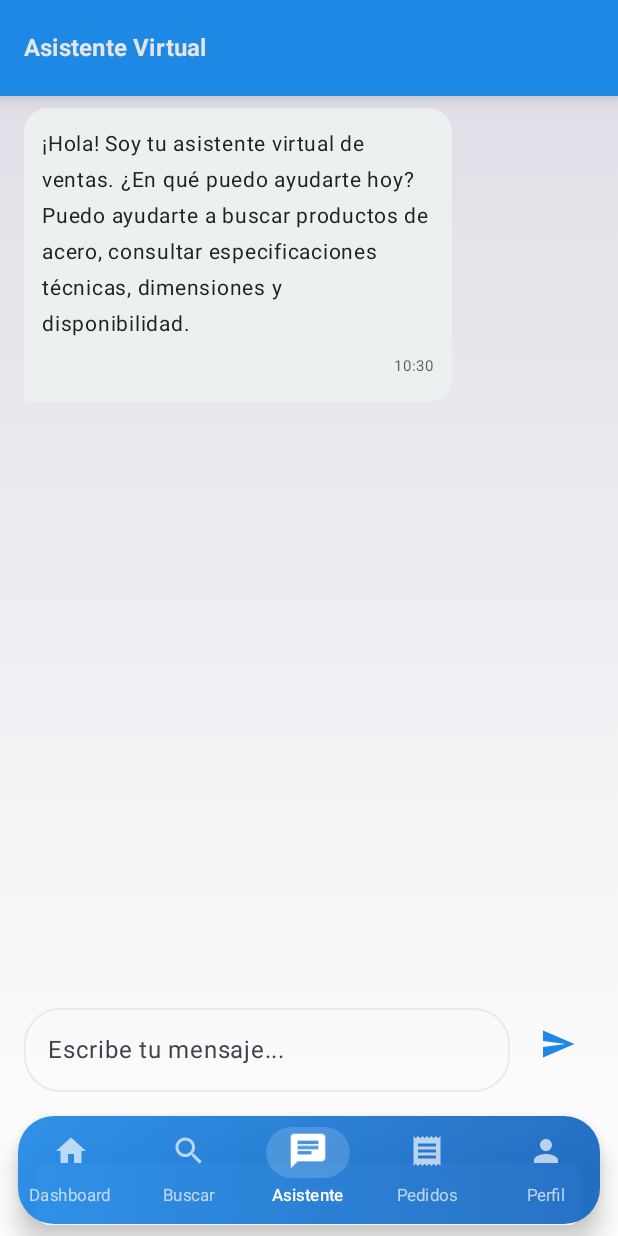
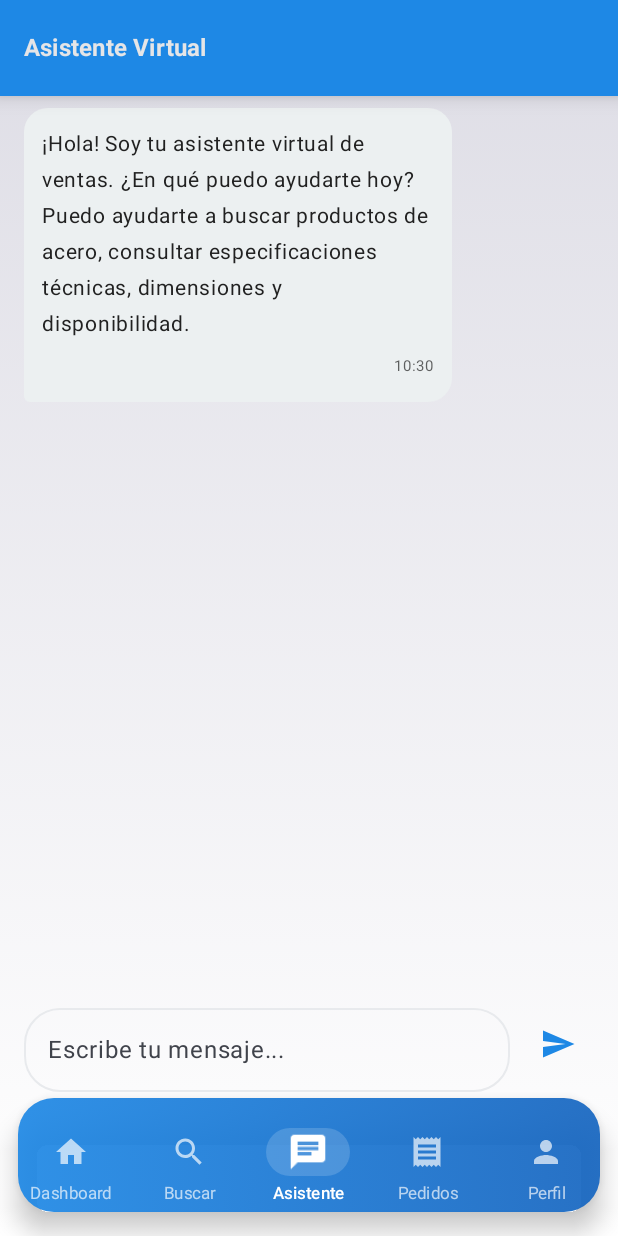
Before and after one commit to aemunoz112/APP_Ventas, an Android app built with Jetpack Compose: the AssistantScreen screen opened through its navigation route, on a phone screen of 412 x 824 dp. Run offline under Robolectric (Android 15) with nearby library versions, the phone set to English and light mode, and no system bars; 1 statement that could not run was skipped.

Commit message:
ajustes barra de navegacion inferior

```diff
--- a/app/src/main/java/co/edu/anders/proyectoventas/ui/components/bottomnav/BottomNavBar.kt
+++ b/app/src/main/java/co/edu/anders/proyectoventas/ui/components/bottomnav/BottomNavBar.kt
@@ -3,11 +3,11 @@ package co.edu.anders.proyectoventas.ui.components.bottomnav
 import androidx.compose.animation.core.animateFloatAsState
 import androidx.compose.animation.core.tween
 import androidx.compose.foundation.background
-import androidx.compose.foundation.border
 import androidx.compose.foundation.layout.Box
 import androidx.compose.foundation.layout.fillMaxWidth
 import androidx.compose.foundation.layout.height
 import androidx.compose.foundation.layout.padding
+import androidx.compose.foundation.layout.size
 import androidx.compose.foundation.shape.RoundedCornerShape
 import androidx.compose.material.icons.Icons
 import androidx.compose.material.icons.filled.Chat
@@ -30,11 +30,11 @@ import androidx.compose.ui.graphics.Brush
 import androidx.compose.ui.graphics.Color
 import androidx.compose.ui.graphics.vector.ImageVector
 import androidx.compose.ui.text.font.FontWeight
+import androidx.compose.ui.text.style.TextAlign
 import androidx.compose.ui.unit.dp
 import androidx.compose.ui.unit.sp
 import co.edu.anders.proyectoventas.ui.theme.PrimaryBlue
 import co.edu.anders.proyectoventas.ui.theme.PrimaryBlueDark
-import co.edu.anders.proyectoventas.ui.theme.TextPrimaryDark
 
 data class BottomNavItem(
     val label: String,
@@ -55,10 +55,11 @@ fun BottomNavBar(
         BottomNavItem("Pedidos", Icons.Default.Receipt, "orders"),
         BottomNavItem("Perfil", Icons.Default.Person, "profile")
     )
+
     Box(
         modifier = modifier
             .fillMaxWidth()
-            .padding(horizontal = 12.dp, vertical = 8.dp)
+            .padding(start = 12.dp, end = 12.dp, top = 8.dp, bottom = 16.dp)
             .shadow(
                 elevation = 10.dp,
                 shape = RoundedCornerShape(24.dp),
@@ -77,7 +78,7 @@ fun BottomNavBar(
         NavigationBar(
             modifier = Modifier
                 .fillMaxWidth()
-                .height(72.dp)
+                .height(76.dp)
                 .clip(RoundedCornerShape(24.dp)),
             containerColor = Color.Transparent,
             contentColor = Color.White,
@@ -86,7 +87,6 @@ fun BottomNavBar(
             items.forEachIndexed { index, item ->
                 val isSelected = selectedItem == index
 
-                // Animación de escala para el icono seleccionado
                 val iconScale by animateFloatAsState(
                     targetValue = if (isSelected) 1.15f else 1f,
                     animationSpec = tween(durationMillis = 200),
@@ -99,7 +99,7 @@ fun BottomNavBar(
                             imageVector = item.icon,
                             contentDescription = item.label,
                             modifier = Modifier
-                                .padding(bottom = 2.dp)
+                                .size(24.dp)
                                 .scale(iconScale)
                         )
                     },
@@ -108,7 +108,9 @@ fun BottomNavBar(
                             text = item.label,
                             fontSize = 11.sp,
                             fontWeight = if (isSelected) FontWeight.SemiBold else FontWeight.Normal,
-                            letterSpacing = 0.3.sp
+                            letterSpacing = 0.3.sp,
+                            textAlign = TextAlign.Center,
+                            maxLines = 1
                         )
                     },
                     selected = isSelected,
@@ -120,7 +122,8 @@ fun BottomNavBar(
                         unselectedIconColor = Color.White.copy(alpha = 0.68f),
                         unselectedTextColor = Color.White.copy(alpha = 0.68f)
                     ),
-                    modifier = Modifier.padding(horizontal = 4.dp)
+                    alwaysShowLabel = true,
+                    modifier = Modifier.padding(top = 24.dp, bottom = 4.dp)
                 )
             }
         }
```
